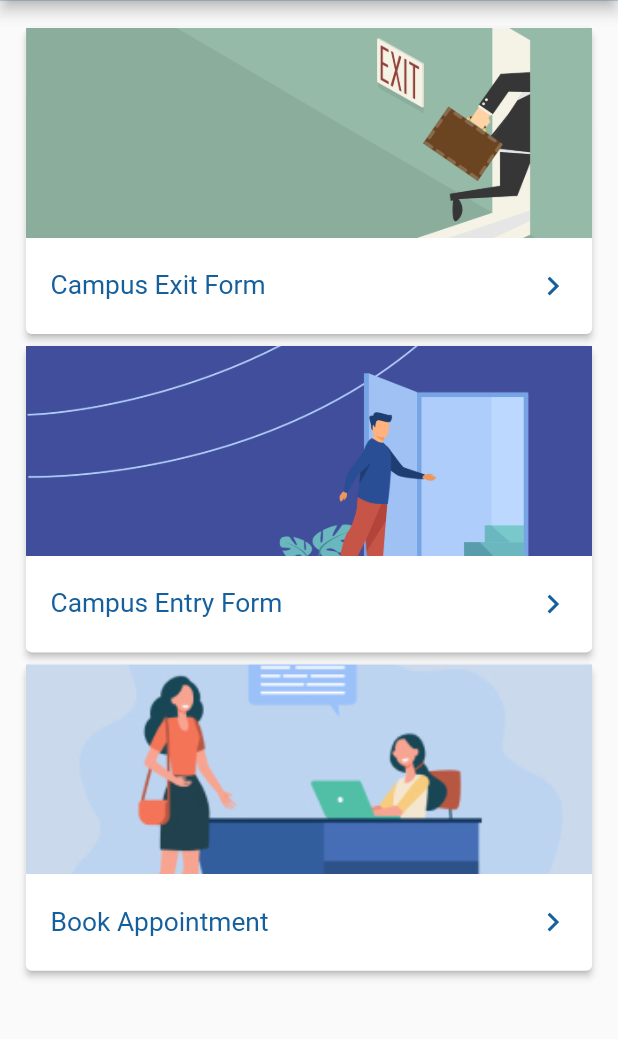
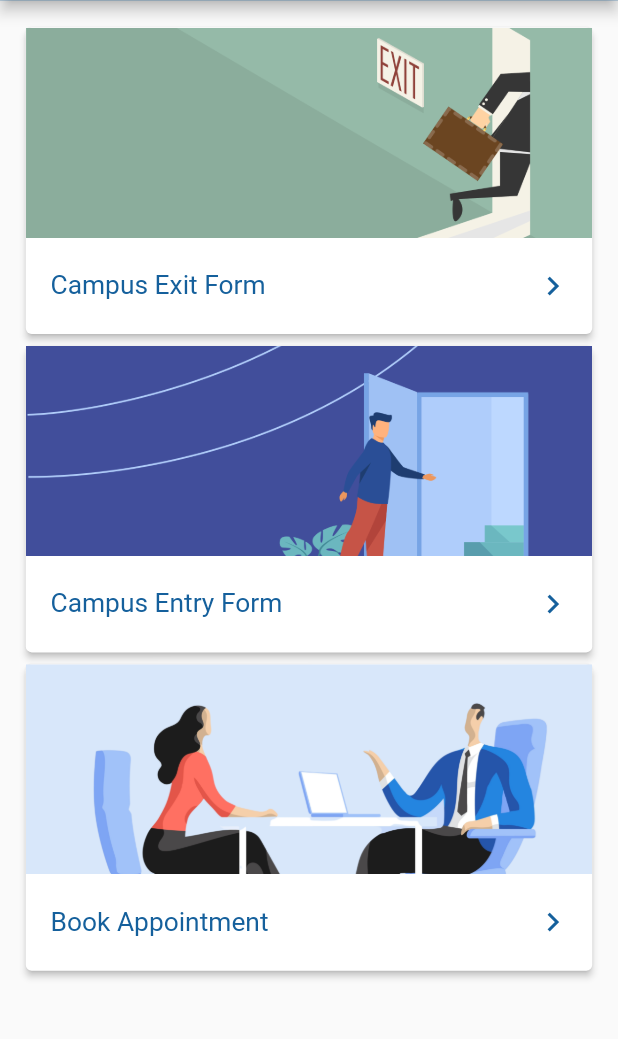
Before and after one commit to IIITL-DeV/College_Gate, a Flutter app: the studentHomeScreen screen opened directly, on a phone screen of 412 x 824 dp, the part 85-1124 px from its top. Run offline on Flutter 3.47's test engine with Material 2 defaults, Android fonts, the phone set to English and light mode, and no system bars; our stand-ins replace cloud_firestore, csv, date_format, firebase_auth, firebase_core, firebase_messaging and 10 more; missing offline and left inert: flutter_email_sender; accounts and stored records are empty; network calls fail.

```diff
--- a/lib/panel/gaurd/gaurd_home.dart
+++ b/lib/panel/gaurd/gaurd_home.dart
@@ -88,7 +88,7 @@ class _gaurdHomeState extends State<gaurdHome> {
           },
           child: Container(
             child: Transform.scale(
-              scaleX: -1,
+              scale: -1,
               child: Icon(
                 Icons.logout,
                 color: Colors.white,
--- a/lib/panel/student/homepagecard.dart
+++ b/lib/panel/student/homepagecard.dart
@@ -294,7 +294,7 @@ class _studentHomeScreenState extends State<studentHomeScreen> {
                         SizedBox(
                           height: 138.h,
                           child: Ink.image(
-                            image: AssetImage("assets/facultyAppointment.jpg"),
+                            image: AssetImage("assets/appointmentFaculty.png"),
                             fit: BoxFit.cover,
                           ),
                         ),
```
Also changed, not shown: pubspec.lock, 1 other file.
